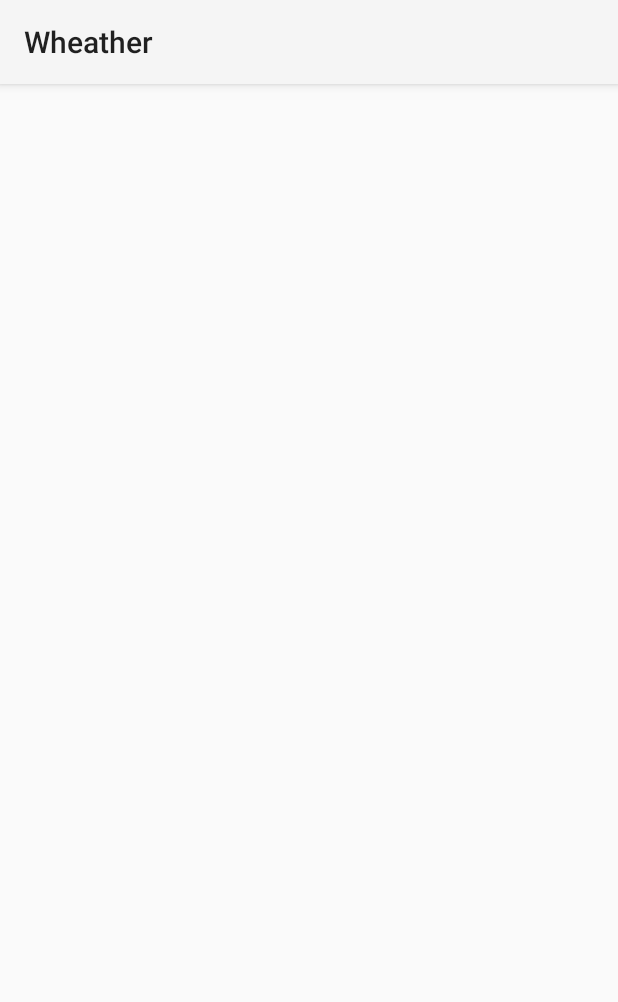
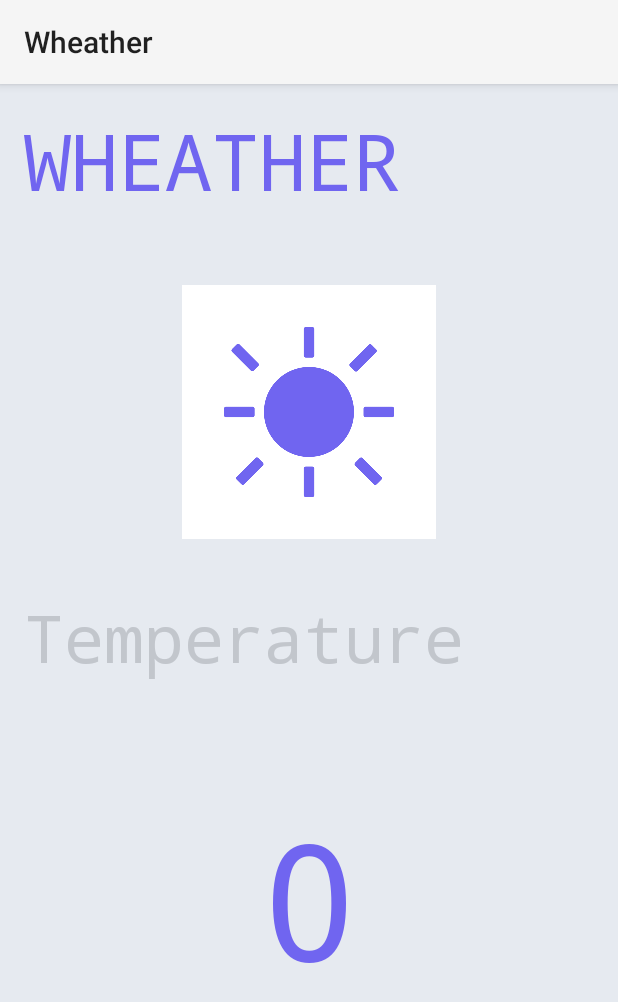
Before and after one commit to anderson-robert/m335_wheather, an Android app: the ExternalTemperatureActivity screen opened directly, with no data from a screen before it, on a phone screen of 412 x 824 dp. Shown: the top 1002 px of the screen. Run offline under Robolectric (Android 15) with nearby library versions, the light colour scheme and no system bars.

Commit message:
style: Styled UI for activity_external_temperature

```diff
--- a/app/src/main/res/layout/activity_external_temperature.xml
+++ b/app/src/main/res/layout/activity_external_temperature.xml
@@ -4,6 +4,56 @@
     xmlns:tools="http://schemas.android.com/tools"
     android:layout_width="match_parent"
     android:layout_height="match_parent"
+    android:background="#e6eaf0"
     tools:context=".ExternalTemperatureActivity">
 
+    <TextView
+        android:id="@+id/et_title"
+        android:layout_width="wrap_content"
+        android:layout_height="wrap_content"
+        android:layout_marginStart="16dp"
+        android:layout_marginTop="16dp"
+        android:fontFamily="monospace"
+        android:text="@string/et_title"
+        android:textColor="#7065f0"
+        android:textSize="52sp"
+        app:layout_constraintStart_toStartOf="parent"
+        app:layout_constraintTop_toTopOf="parent" />
+
+    <ImageView
+        android:id="@+id/imageView"
+        android:layout_width="169dp"
+        android:layout_height="169dp"
+        android:layout_marginTop="48dp"
+        android:scaleType="centerCrop"
+        app:layout_constraintEnd_toEndOf="parent"
+        app:layout_constraintStart_toStartOf="parent"
+        app:layout_constraintTop_toBottomOf="@+id/et_title"
+        app:srcCompat="@drawable/WheatherPlaceholder" />
+
+    <TextView
+        android:id="@+id/et_label"
+        android:layout_width="wrap_content"
+        android:layout_height="wrap_content"
+        android:layout_marginTop="36dp"
+        android:fontFamily="monospace"
+        android:text="@string/et_label"
+        android:textColor="#c2c6cc"
+        android:textSize="44sp"
+        app:layout_constraintStart_toStartOf="@+id/et_title"
+        app:layout_constraintTop_toBottomOf="@+id/imageView" />
+
+    <TextView
+        android:id="@+id/textView2"
+        android:layout_width="wrap_content"
+        android:layout_height="wrap_content"
+        android:layout_marginTop="72dp"
+        android:fontFamily="monospace"
+        android:gravity="center"
+        android:text="@string/et_temp"
+        android:textColor="#7065f0"
+        android:textSize="108sp"
+        app:layout_constraintEnd_toEndOf="parent"
+        app:layout_constraintStart_toStartOf="parent"
+        app:layout_constraintTop_toBottomOf="@+id/et_label" />
 </androidx.constraintlayout.widget.ConstraintLayout>
--- a/app/src/main/res/layout/activity_room_temperature.xml
+++ b/app/src/main/res/layout/activity_room_temperature.xml
@@ -38,10 +38,10 @@
         android:layout_width="wrap_content"
         android:layout_height="wrap_content"
         android:ems="10"
+        android:fontFamily="monospace"
+        android:gravity="center"
         android:inputType="numberSigned"
-        android:fontFamily="monospace"
         android:text="@string/rt_temp"
-        android:gravity="center"
         android:textColor="#7065f0"
         android:textSize="108sp"
         app:layout_constraintBottom_toBottomOf="parent"
--- a/app/src/main/res/values/strings.xml
+++ b/app/src/main/res/values/strings.xml
@@ -3,4 +3,7 @@
     <string name="rt_title">WHEATHER</string>
     <string name="rt_label">Room Temperature</string>
     <string name="rt_temp">0</string>
+    <string name="et_title">WHEATHER</string>
+    <string name="et_label">Temperature</string>
+    <string name="et_temp">0</string>
 </resources>
```
Also changed, not shown: app/src/main/res/drawable/WheatherPlaceholder.png (added).
